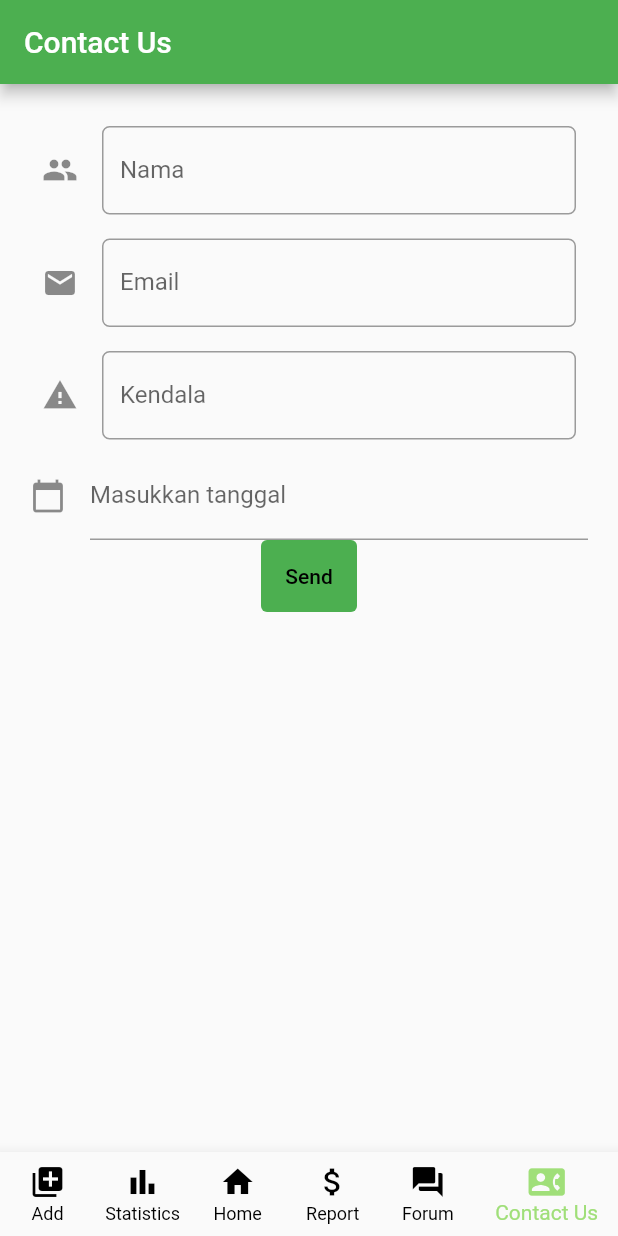
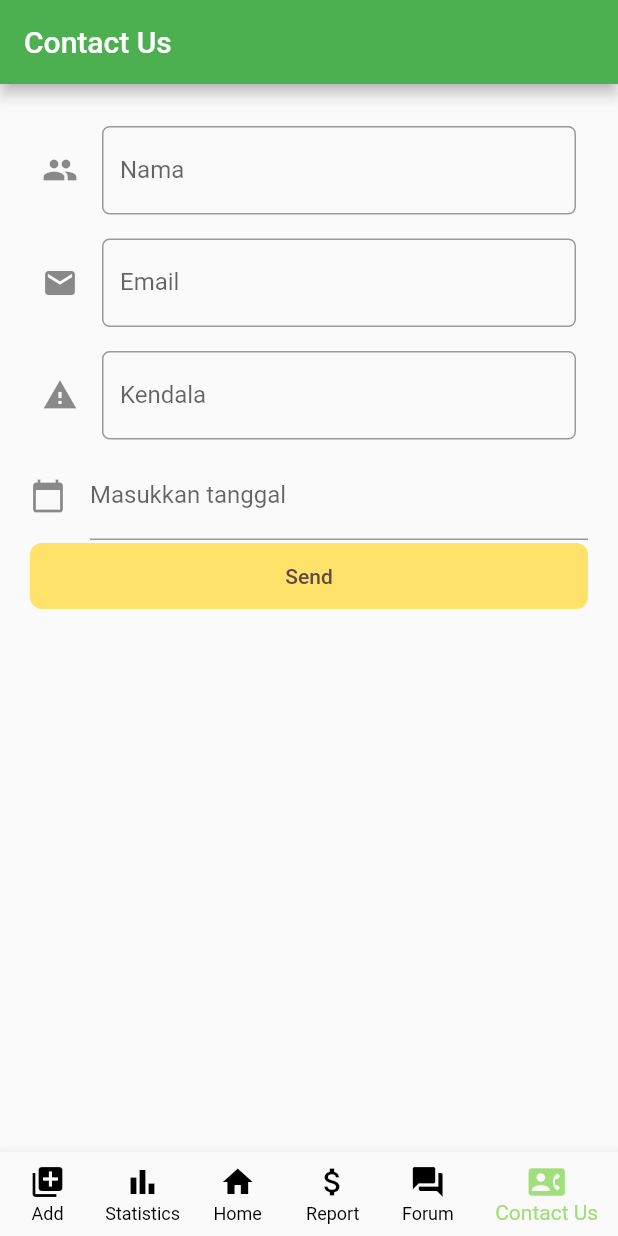
Before and after one commit to IpankCSUI/flutter-nobokek, a Flutter app: the MainPage screen opened directly, on a phone screen of 412 x 824 dp. Run offline on Flutter 3.47's test engine with Material 2 defaults, Android fonts, the phone set to English and light mode, and no system bars; our stand-ins replace charts_flutter, firebase_auth, shared_preferences; missing offline and left inert: pbp_django_auth; accounts and stored records are empty.

Commit message:
up contact

```diff
--- a/lib/function/api.dart
+++ b/lib/function/api.dart
@@ -56,18 +56,17 @@ class NoBokekApi {
       return null;
     }
   }
-
-  static Future<List<ContactList>?> fetchContact(BuildContext context) async {
+  static Future<List<Contact>?> fetchContact(BuildContext context) async {
     const url = "https://nobokekk.up.railway.app/nobokek/json/";
     final request = Provider.of<CookieRequest>(context, listen: false);
-    List<ContactList> listContact = [];
+    List<Contact> listTarget = [];
     try {
       final response = await request.get(url) as List<dynamic>;
       for (var i = 0; i < response.length; i++) {
-        final contact = ContactList.fromJson(response[i]);
-        listContact.add(contact);
+        final target = Contact.fromJson(response[i]);
+        listTarget.add(target);
       }
-      return listContact;
+      return listTarget;
     } catch (error) {
       log("ERROR: $error");
       return null;
@@ -186,7 +185,7 @@ static Future<void> addForum(
     BuildContext context,
     Map<String, dynamic> data,
   ) async {
-    const url = "https://nobokekk.up.railway.app/nobokek/create_problem//";
+    const url = "https://nobokekk.up.railway.app/nobokek/create_problem/";
     final request = Provider.of<CookieRequest>(context, listen: false);
     try {
       await request.post(url, data);
--- a/lib/models/myContact.dart
+++ b/lib/models/myContact.dart
@@ -1,29 +1,64 @@
 // To parse this JSON data, do
 //
-//     final money = moneyFromJson(jsonString);
+//     final contact = contactFromJson(jsonString);
 
-class ContactList {
-  final int pk;
-  final int user;
-  final String alamat;
-  final String masalah;
+import 'dart:convert';
 
+List<Contact> contactFromJson(String str) => List<Contact>.from(json.decode(str).map((x) => Contact.fromJson(x)));
 
-  ContactList({
+String contactToJson(List<Contact> data) => json.encode(List<dynamic>.from(data.map((x) => x.toJson())));
+
+class Contact {
+    Contact({
+        required this.model,
         required this.pk,
+        required this.fields,
+    });
+
+    String model;
+    int pk;
+    Fields fields;
+
+    factory Contact.fromJson(Map<String, dynamic> json) => Contact(
+        model: json["model"],
+        pk: json["pk"],
+        fields: Fields.fromJson(json["fields"]),
+    );
+
+    Map<String, dynamic> toJson() => {
+        "model": model,
+        "pk": pk,
+        "fields": fields.toJson(),
+    };
+}
+
+class Fields {
+    Fields({
         required this.user,
+        required this.date,
+        required this.nama,
         required this.alamat,
         required this.masalah,
     });
 
-  factory ContactList.fromJson(Map<String, dynamic> json) => ContactList(
-      pk: json["pk"],
+    int user;
+    DateTime date;
+    String nama;
+    String alamat;
+    String masalah;
+
+    factory Fields.fromJson(Map<String, dynamic> json) => Fields(
         user: json["user"],
-      alamat: json["fields"]["alamat"],
-      masalah: json["fields"]["masalah"],
+        date: DateTime.parse(json["date"]),
+        nama: json["nama"],
+        alamat: json["alamat"],
+        masalah: json["masalah"],
     );
 
     Map<String, dynamic> toJson() => {
+        "user": user,
+        "date": "${date.year.toString().padLeft(4, '0')}-${date.month.toString().padLeft(2, '0')}-${date.day.toString().padLeft(2, '0')}",
+        "nama": nama,
         "alamat": alamat,
         "masalah": masalah,
     };
--- a/lib/models/reportmodels.dart
+++ b/lib/models/reportmodels.dart
@@ -1,32 +1,61 @@
 // To parse this JSON data, do
 //
-//     final money = moneyFromJson(jsonString);
+//     final target = targetFromJson(jsonString);
+
+import 'dart:convert';
+
+List<Target> targetFromJson(String str) => List<Target>.from(json.decode(str).map((x) => Target.fromJson(x)));
+
+String targetToJson(List<Target> data) => json.encode(List<dynamic>.from(data.map((x) => x.toJson())));
 
 class Target {
-  final int pk;
-  final int user;
-  final String title;
-  final String desc;
-  final bool isFinished;
+    Target({
+        required this.model,
+        required this.pk,
+        required this.fields,
+    });
 
-  Target({
+    String model;
+    int pk;
+    Fields fields;
+
+    factory Target.fromJson(Map<String, dynamic> json) => Target(
+        model: json["model"],
+        pk: json["pk"],
+        fields: Fields.fromJson(json["fields"]),
+    );
+
+    Map<String, dynamic> toJson() => {
+        "model": model,
+        "pk": pk,
+        "fields": fields.toJson(),
+    };
+}
+
+class Fields {
+    Fields({
         required this.user,
-    required this.pk,
         required this.title,
-    required this.desc,
+        required this.description,
         required this.isFinished,
     });
 
-  factory Target.fromJson(Map<String, dynamic> json) => Target(
-        pk: json["pk"],
-        user: json["fields"]["user"],
-        title: json["fields"]["title"],
-        desc: json["fields"]["description"],
-        isFinished: json["fields"]["is_finished"],
+    int user;
+    String title;
+    String description;
+    bool isFinished;
+
+    factory Fields.fromJson(Map<String, dynamic> json) => Fields(
+        user: json["user"],
+        title: json["title"],
+        description: json["description"],
+        isFinished: json["is_finished"],
     );
 
     Map<String, dynamic> toJson() => {
+        "user": user,
         "title": title,
-        "description": desc,
+        "description": description,
+        "is_finished": isFinished,
     };
 }
--- a/lib/page/contact_form.dart
+++ b/lib/page/contact_form.dart
@@ -180,20 +180,10 @@ class _MyContactPageState extends State<MyContactPage> {
                     } else {}
                   },
                 ),
-                TextButton(
-                    child: const Text(
-                      "Send",
-                      style: TextStyle(color: Colors.black),
-                    ),
-                    style: ButtonStyle(
-                      backgroundColor: MaterialStateProperty.all(Colors.green),
-                      padding: MaterialStateProperty.all<EdgeInsets>(
-                          EdgeInsets.all(16)),
-                    ),
+                YellowButton(
+                  label: "Send",
                   onPressed: () {
-                      if (nama != null &&
-                          alamat != null &&
-                          masalah != null) {
+                    if (alamat != null && masalah != null) {
                       final data = {
                         "alamat": alamat,
                         "masalah": masalah,
@@ -207,12 +197,6 @@ class _MyContactPageState extends State<MyContactPage> {
                             ),
                           ),
                           (route) => false);
-                        ScaffoldMessenger.of(context).showSnackBar(
-                          const SnackBar(
-                            content: Text('Data berhasil disimpan!'),
-                            backgroundColor: Colors.green,
-                          ),
-                        );
                     }
                   }),
             FutureBuilder(
@@ -227,10 +211,21 @@ class _MyContactPageState extends State<MyContactPage> {
                     itemBuilder: ((context, index) {
                       return Padding(
                         padding: const EdgeInsets.symmetric(vertical: 5.0),
-                            child: ContactCard(
-                              alamat: snapshot.data![index].alamat,
-                              masalah: snapshot.data![index].masalah,
-                              onPressed: () {},
+                        child: TargetCard(
+                          title: snapshot.data![index].fields.alamat,
+                          message: snapshot.data![index].fields.masalah,
+                          onPressed: () {
+                            NoBokekApi.deleteTarget(
+                                context, snapshot.data![index].pk);
+                            Navigator.pushAndRemoveUntil(
+                                context,
+                                MaterialPageRoute(
+                                  builder: (context) => const MainPage(
+                                    page: 5,
+                                  ),
+                                ),
+                                (route) => false);
+                          },
                         ),
                       );
                     }),
--- a/lib/page/report_page.dart
+++ b/lib/page/report_page.dart
@@ -263,8 +263,8 @@ class _MyReportPageState extends State<MyReportPage> {
                       return Padding(
                         padding: const EdgeInsets.symmetric(vertical: 5.0),
                         child: TargetCard(
-                          title: snapshot.data![index].title,
-                          message: snapshot.data![index].desc,
+                          title: snapshot.data![index].fields.title,
+                          message: snapshot.data![index].fields.description,
                           onPressed: () {
                             NoBokekApi.deleteTarget(
                                 context, snapshot.data![index].pk);
```
Lines whose indentation alone changed are shown as unchanged.
